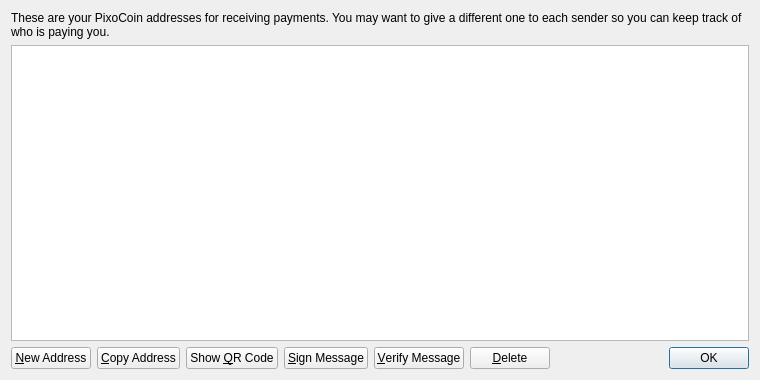
This is src/qt/forms/addressbookpage.ui in Pixocoin/Pixo-Cash as Qt 5 draws it before an edit. The edited form follows.
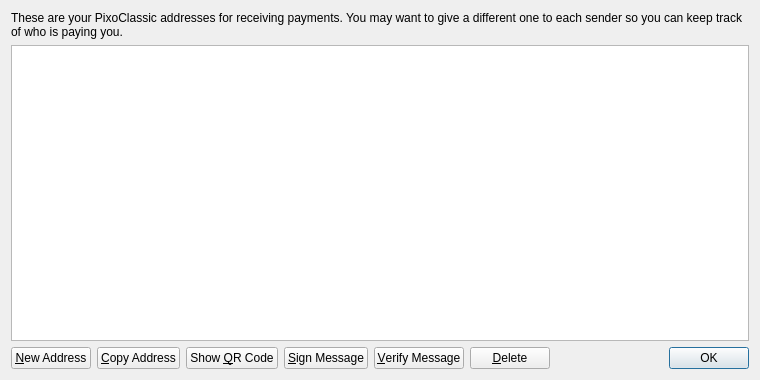
This is the edited form. Icons and pictures are not drawn.

```diff
--- a/src/qt/forms/addressbookpage.ui
+++ b/src/qt/forms/addressbookpage.ui
@@ -17,7 +17,7 @@
    <item>
     <widget class="QLabel" name="labelExplanation">
      <property name="text">
-      <string>These are your PixoCoin addresses for receiving payments. You may want to give a different one to each sender so you can keep track of who is paying you.</string>
+      <string>These are your PixoClassic addresses for receiving payments. You may want to give a different one to each sender so you can keep track of who is paying you.</string>
      </property>
      <property name="textFormat">
       <enum>Qt::PlainText</enum>
```
Left out of the diff: 4 changed lines with no effect on the pictures.
